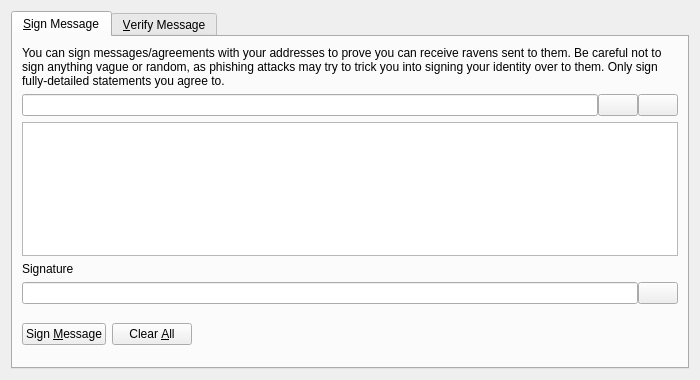
AvianNetwork/Avian, file src/qt/forms/signverifymessagedialog.ui: the form before one commit.
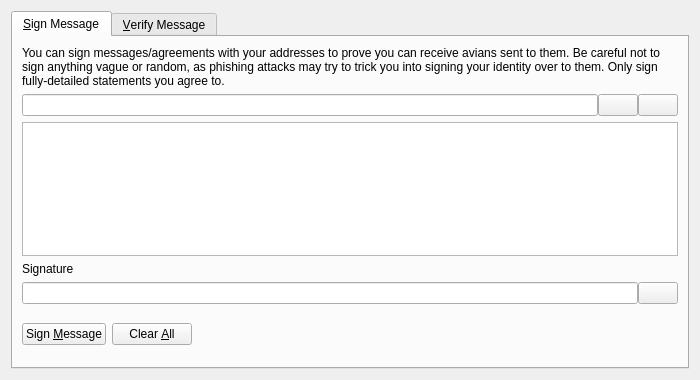
The form after the commit. Icons and pictures are not drawn. Custom widgets are drawn as their Qt base class.

Commit message: Fix avian text

What changed in the file:
```diff
--- a/src/qt/forms/signverifymessagedialog.ui
+++ b/src/qt/forms/signverifymessagedialog.ui
@@ -30,7 +30,7 @@
        <item>
         <widget class="QLabel" name="infoLabel_SM">
          <property name="text">
-          <string>You can sign messages/agreements with your addresses to prove you can receive ravens sent to them. Be careful not to sign anything vague or random, as phishing attacks may try to trick you into signing your identity over to them. Only sign fully-detailed statements you agree to.</string>
+          <string>You can sign messages/agreements with your addresses to prove you can receive avians sent to them. Be careful not to sign anything vague or random, as phishing attacks may try to trick you into signing your identity over to them. Only sign fully-detailed statements you agree to.</string>
          </property>
          <property name="textFormat">
           <enum>Qt::PlainText</enum>
```
The commit also changes 1 other file.
